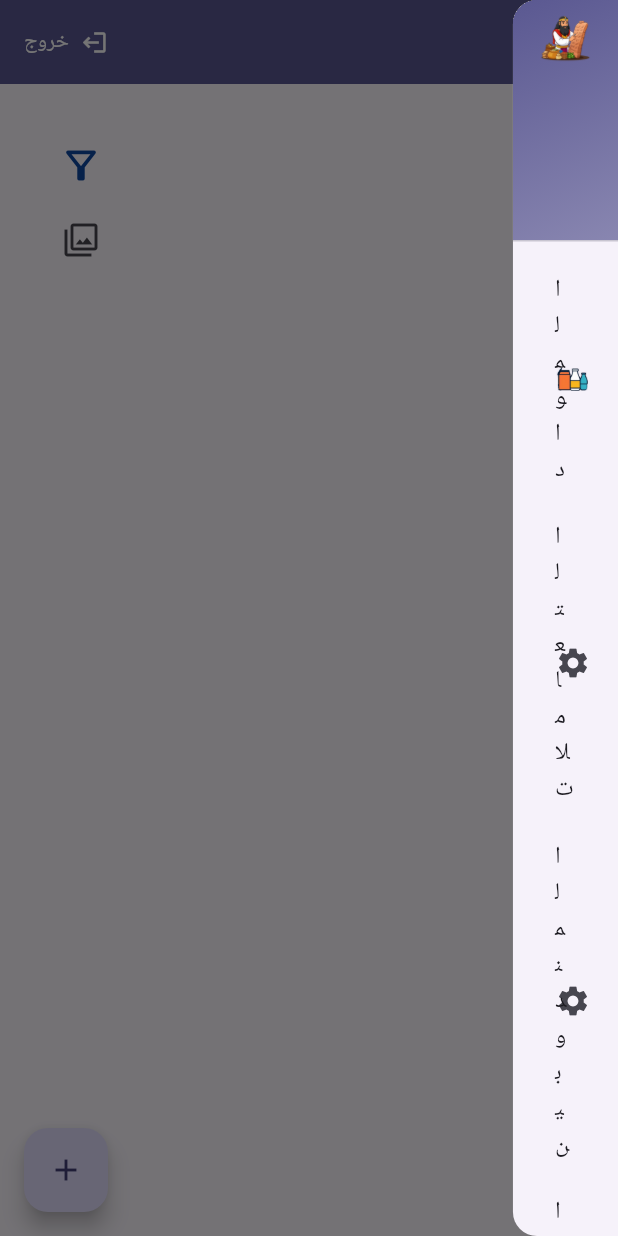
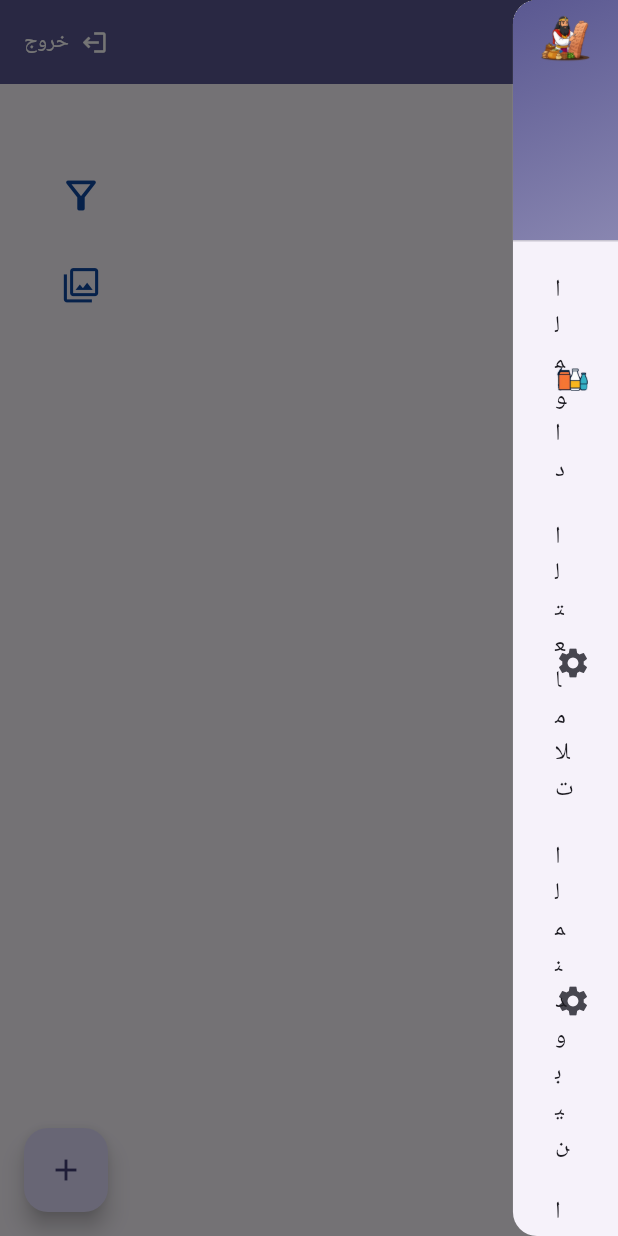
Before and after one commit to AiExpert1985/tablets, a Flutter app: the screen it shows once a user with an empty profile is signed in, with the side drawer open, on a phone screen of 412 x 824 dp. Run offline on Flutter 3.47's test engine with Material 3 defaults, Android fonts, the phone set to English and light mode, and no system bars; our stand-ins replace animated_search_bar, cached_network_image, carousel_slider, cloud_firestore, firebase_auth, firebase_core and 7 more; missing offline and left inert: anydrawer; accounts and stored records are empty.

Commit message:
saving work

```diff
--- a/lib/src/features/products/view/product_main_screen.dart
+++ b/lib/src/features/products/view/product_main_screen.dart
@@ -3,7 +3,7 @@ import 'package:flutter_riverpod/flutter_riverpod.dart';
 import 'package:tablets/src/common_widgets/main_layout/app_screen_frame.dart';
 import 'package:tablets/src/features/products/controller/product_drawer_controller.dart';
 import 'package:tablets/src/features/products/controller/product_form_controller.dart';
-import 'package:tablets/src/features/products/view/products_grid.dart';
+import 'package:tablets/src/features/products/view/products_list.dart';
 
 class ProductsScreen extends ConsumerWidget {
   const ProductsScreen({super.key});
@@ -15,9 +15,9 @@ class ProductsScreen extends ConsumerWidget {
       addMethod: formController.showAddProductForm,
       screenBody: Stack(
         children: [
-          const ProductsGrid(),
+          const ProductList(),
           Positioned(
-            top: 0,
+            top: 20,
             left: 0,
             child: IconButton(
               onPressed: () => drawerController.showFilter(context),
@@ -29,11 +29,15 @@ class ProductsScreen extends ConsumerWidget {
             ),
           ),
           Positioned(
-            top: 50,
+            top: 80,
             left: 0,
             child: IconButton(
               onPressed: () => drawerController.showReports(context),
-              icon: const Icon(Icons.filter),
+              icon: Icon(
+                Icons.filter,
+                size: 25,
+                color: Colors.blue[900],
+              ),
             ),
           )
         ],
--- a/lib/src/features/products/view/products_grid.dart
+++ b/lib/src/features/products/view/products_list.dart
@@ -1,13 +1,13 @@
 import 'package:flutter/material.dart';
 import 'package:flutter_riverpod/flutter_riverpod.dart';
 import 'package:tablets/src/common_widgets/various/async_value_widget.dart';
-import 'package:tablets/src/common_widgets/various/image_with_title.dart';
 import 'package:tablets/src/features/products/controller/product_form_controller.dart';
 import 'package:tablets/src/features/products/model/product.dart';
 import 'package:tablets/src/features/products/repository/product_repository_provider.dart';
+import 'package:tablets/src/features/products/view/product_item.dart';
 
-class ProductsGrid extends ConsumerWidget {
-  const ProductsGrid({super.key});
+class ProductList extends ConsumerWidget {
+  const ProductList({super.key});
 
   @override
   Widget build(BuildContext context, WidgetRef ref) {
@@ -15,22 +15,14 @@ class ProductsGrid extends ConsumerWidget {
     final formController = ref.watch(productsFormControllerProvider);
     return AsyncValueWidget<List<Product>>(
       value: productsListValue,
-      data: (products) => GridView.builder(
+      data: (products) => ListView.builder(
         itemCount: products.length,
-        gridDelegate: const SliverGridDelegateWithFixedCrossAxisCount(
-          crossAxisCount: 6,
-          mainAxisSpacing: 10,
-          crossAxisSpacing: 10,
-        ),
         itemBuilder: (ctx, index) {
           final product = products[index];
           return InkWell(
             hoverColor: const Color.fromARGB(255, 173, 170, 170),
             onTap: () => formController.showEditProductForm(context: ctx, product: product),
-            child: ImageWithTitle(
-              imageUrl: product.imageUrls[product.imageUrls.length - 1],
-              title: product.name,
-            ),
+            child: ProductItem(product),
           );
         },
       ),
```
Also changed, not shown: lib/src/features/products/view/product_item.dart (added, +18 -0 lines).
